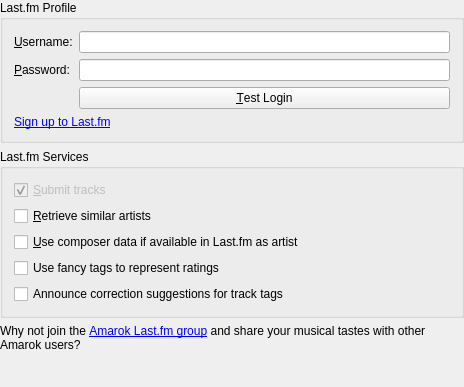
Qt form src/services/lastfm/LastFmConfigWidget.ui (KDE/amarok) before a commit.
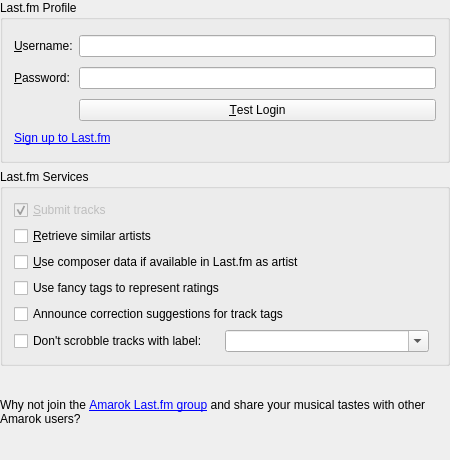
The same form after that commit. Custom widgets are drawn as their Qt base class.

Commit message:
Last.fm: support for filtering tracks to scrobble (by label)
FEATURES:
 * Added support to filter tracks to scrobble to Last.fm by label. Patch by
   Vedant Agarwala. (BR 140198)

Vedant, I had to make a couple of changes for this to actually work:
 a) actually save and read setting to file in LastFmServiceConfig
 b) prevent null pointer dereference in updateNowPlaying()
Please test the feature just implemented thoroughly next time!

FIXED-IN: 2.8
DIGEST: Amarok now supports filtering tracks to scrobble to Last.fm

Diff of the .ui file:
```diff
--- a/src/services/lastfm/LastFmConfigWidget.ui
+++ b/src/services/lastfm/LastFmConfigWidget.ui
@@ -6,8 +6,8 @@
    <rect>
     <x>0</x>
     <y>0</y>
-    <width>464</width>
-    <height>387</height>
+    <width>450</width>
+    <height>460</height>
    </rect>
   </property>
   <property name="minimumSize">
@@ -20,19 +20,6 @@
    <property name="margin">
     <number>0</number>
    </property>
-   <item row="5" column="0">
-    <spacer name="verticalSpacer">
-     <property name="orientation">
-      <enum>Qt::Vertical</enum>
-     </property>
-     <property name="sizeHint" stdset="0">
-      <size>
-       <width>20</width>
-       <height>0</height>
-      </size>
-     </property>
-    </spacer>
-   </item>
    <item row="0" column="0" rowspan="2">
     <widget class="QGroupBox" name="groupBox3">
      <property name="title">
@@ -104,7 +91,7 @@
      </layout>
     </widget>
    </item>
-   <item row="4" column="0">
+   <item row="6" column="0">
     <widget class="QLabel" name="kActiveLabel2">
      <property name="text">
       <string>Why not join the &lt;a href=&quot;http://www.last.fm:80/group/Amarok+Users&quot;&gt;Amarok Last.fm group&lt;/a&gt; and share your musical tastes with other Amarok users?</string>
@@ -117,7 +104,14 @@
      </property>
     </widget>
    </item>
-   <item row="3" column="0">
+   <item row="7" column="0">
+    <spacer name="verticalSpacer">
+     <property name="orientation">
+      <enum>Qt::Vertical</enum>
+     </property>
+    </spacer>
+   </item>
+   <item row="3" column="0" rowspan="2">
     <widget class="QGroupBox" name="groupBox2">
      <property name="title">
       <string>Last.fm Services</string>
@@ -176,6 +170,40 @@
         </property>
        </widget>
       </item>
+      <item>
+       <layout class="QHBoxLayout" name="horizontalLayout">
+        <item>
+         <widget class="QCheckBox" name="kcfg_FilterByLabel">
+          <property name="toolTip">
+           <string>&lt;html&gt;Check if you want certain tracks not to be scrobbled (nor be updated to last.fm now playing)&lt;/html&gt;</string>
+          </property>
+          <property name="text">
+           <string>Don't scrobble tracks with label:</string>
+          </property>
+         </widget>
+        </item>
+        <item>
+         <widget class="QComboBox" name="kcfg_FilteredLabel">
+          <property name="toolTip">
+           <string>&lt;html&gt;Select a preferred label (or write a new one). Traks with this label won't be scrobbled&lt;/html&gt;</string>
+          </property>
+          <property name="editable">
+           <bool>true</bool>
+          </property>
+          <property name="insertPolicy">
+           <enum>QComboBox::InsertAlphabetically</enum>
+          </property>
+         </widget>
+        </item>
+        <item>
+         <spacer name="horizontalSpacer">
+          <property name="orientation">
+           <enum>Qt::Horizontal</enum>
+          </property>
+         </spacer>
+        </item>
+       </layout>
+      </item>
      </layout>
     </widget>
    </item>
```
The commit also changes 9 other files.
